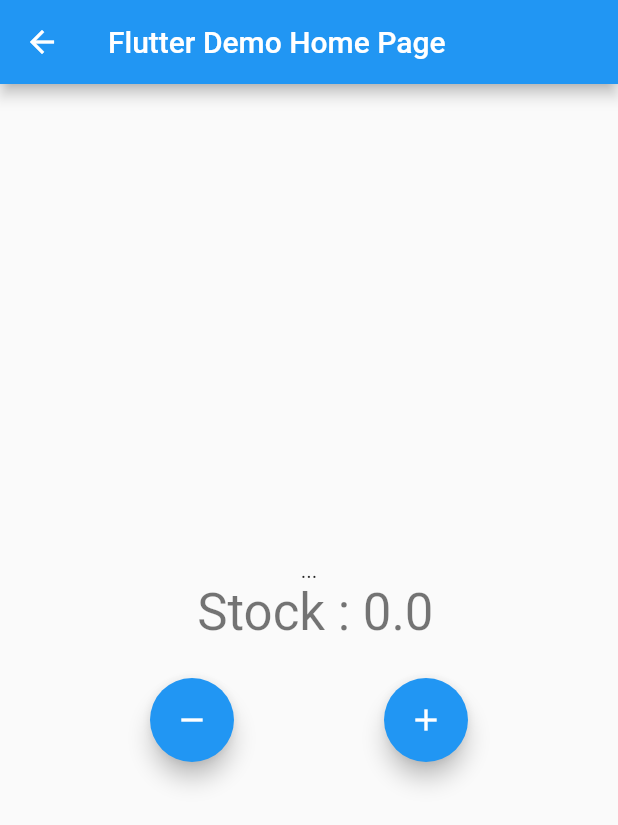
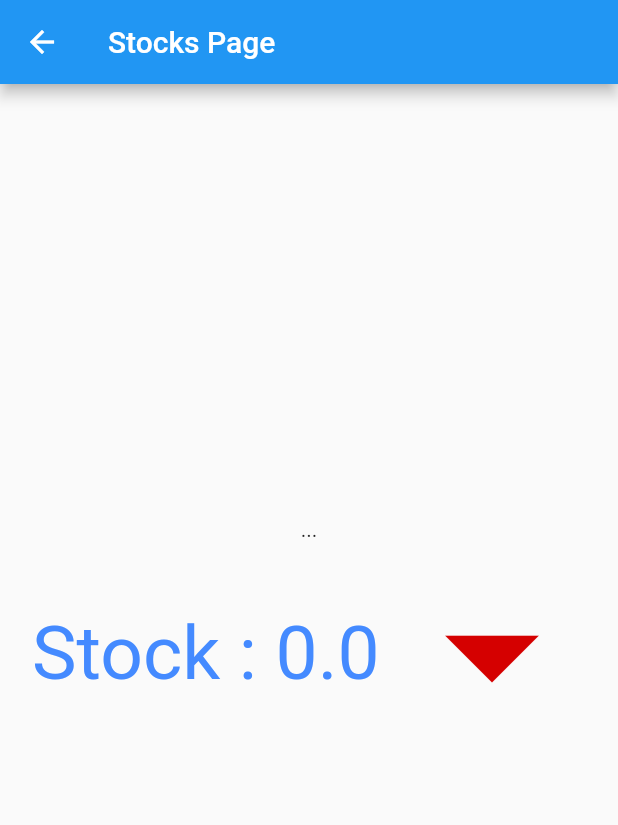
Before and after one commit to Rober19/bloc_cars_crud, a Flutter app: the StockUI screen opened directly, on a phone screen of 412 x 824 dp. Shown: the top 825 px of the screen. Run offline on Flutter 3.47's test engine with Material 2 defaults, Android fonts, the phone set to English and light mode, and no system bars; our stand-ins replace bloc, flutter_bloc; network calls fail.

Commit message:
stock price

```diff
--- a/lib/component/car/car_form.dart
+++ b/lib/component/car/car_form.dart
@@ -83,7 +83,7 @@ class _CarFormState extends State<CarForm> {
               MaterialPageRoute(
                   builder: (_) => BlocProvider<StockCubit>(
                         create: (context) => StockCubit(),
-                        child: StockUI(title: 'Flutter Demo Home Page'),
+                        child: StockUI(title: 'Stocks Page'),
                       )),
             ),
           ),
--- a/lib/component/stock/stock_ui.dart
+++ b/lib/component/stock/stock_ui.dart
@@ -1,4 +1,4 @@
-import 'dart:convert';
+import 'dart:convert' show json;
 
 import 'package:bloc_app/component/stock/cubit/stock_cubit.dart';
 import 'package:flutter/material.dart';
@@ -24,6 +24,9 @@ class _StockUI extends State<StockUI> {
 
   @override
   Widget build(BuildContext context) {
+    dynamic prevValue = false;
+
+    testInit();
     test(channel, context);
     return Scaffold(
       appBar: AppBar(
@@ -58,37 +61,43 @@ class _StockUI extends State<StockUI> {
               builder: (context, state) {
                 dynamic counterValue = state.counterValue;
 
-                return Text(
-                  ' Stock : ' + counterValue.toString(),
-                  style: Theme.of(context).textTheme.headline4,
+                bool wasIncremented = false;
+
+                if (prevValue is bool)
+                  prevValue = counterValue;
+                else if (prevValue < counterValue) wasIncremented = true;
+
+                prevValue = counterValue;
+
+                // return Text(
+                //   ' Stock : ' + counterValue.toString(),
+                //   style: TextStyle(color: Colors.blueAccent, fontSize: 50),
+                // );
+
+                return Row(
+                  mainAxisAlignment: MainAxisAlignment.center,
+                  children: [
+                    Text(
+                      ' Stock : ' + counterValue.toString(),
+                      style: TextStyle(color: Colors.blueAccent, fontSize: 50),
+                    ),
+                    (wasIncremented)
+                        ? Icon(
+                            Icons.arrow_drop_up,
+                            size: 150,
+                            color: Colors.greenAccent[700],
+                          )
+                        : Icon(
+                            Icons.arrow_drop_down,
+                            size: 150,
+                            color: Colors.redAccent[700],
+                          ),
+                  ],
                 );
               },
             ),
             SizedBox(
               height: 24,
-            ),
-            Row(
-              mainAxisAlignment: MainAxisAlignment.spaceEvenly,
-              children: [
-                FloatingActionButton(
-                  heroTag: Text('${widget.title}'),
-                  onPressed: () {
-                    BlocProvider.of<StockCubit>(context).decrement();
-                    // context.bloc<CounterCubit>().decrement();
-                  },
-                  tooltip: 'Decrement',
-                  child: Icon(Icons.remove),
-                ),
-                FloatingActionButton(
-                  heroTag: Text('${widget.title} #2'),
-                  onPressed: () {
-                    BlocProvider.of<StockCubit>(context).increment();
-                    // context.bloc<CounterCubit>().increment();
-                  },
-                  tooltip: 'Increment',
-                  child: Icon(Icons.add),
-                ),
-              ],
             ),
           ],
         ),
@@ -98,34 +107,35 @@ class _StockUI extends State<StockUI> {
 
   void dispose() {
     // WidgetsBinding.instance.removeObserver(this);
-    test_close(channel);
+    print('dispose');
+    testClose(channel);
     super.dispose();
+  }
+
+  testInit() {
+    channel.sink.add(json.encode({"type": 'subscribe', "symbol": 'AAPL'}));
+    channel.sink
+        .add(json.encode({"type": 'subscribe', "symbol": 'BINANCE:BTCUSDT'}));
+    channel.sink
+        .add(json.encode({"type": 'subscribe', "symbol": 'IC MARKETS:1'}));
   }
 
   test(WebSocketChannel channel, context) {
     print('test');
 
-    final jsonEncoder = JsonEncoder();
-
-    channel.sink
-        .add(jsonEncoder.convert({"type": 'subscribe', "symbol": 'AAPL'}));
-    channel.sink.add(jsonEncoder
-        .convert({"type": 'subscribe', "symbol": 'BINANCE:BTCUSDT'}));
-    channel.sink.add(
-        jsonEncoder.convert({"type": 'subscribe', "symbol": 'IC MARKETS:1'}));
-
     channel.stream.listen((message) {
-      Map<String, dynamic> stock = jsonDecode(message);
+      Map<String, dynamic> stock = json.decode(message);
       // channel.sink.add('received!');
 
-      dynamic testv = double.tryParse('${stock['data'][0]['p']}') ?? 'NONE';
+      dynamic testv = double.tryParse('${stock['data']?[0]?['p']}') ?? 'NONE';
+
+      // print(testv);
 
       if (testv != 'NONE') BlocProvider.of<StockCubit>(context).replace(testv);
-      // channel.sink.close(status.goingAway);
     });
   }
 
-  test_close(WebSocketChannel channel) {
-    channel.sink.close(status.goingAway);
+  testClose(WebSocketChannel channel) {
+    channel.sink.close(4001, 'Custom close reason.');
   }
 }
```
